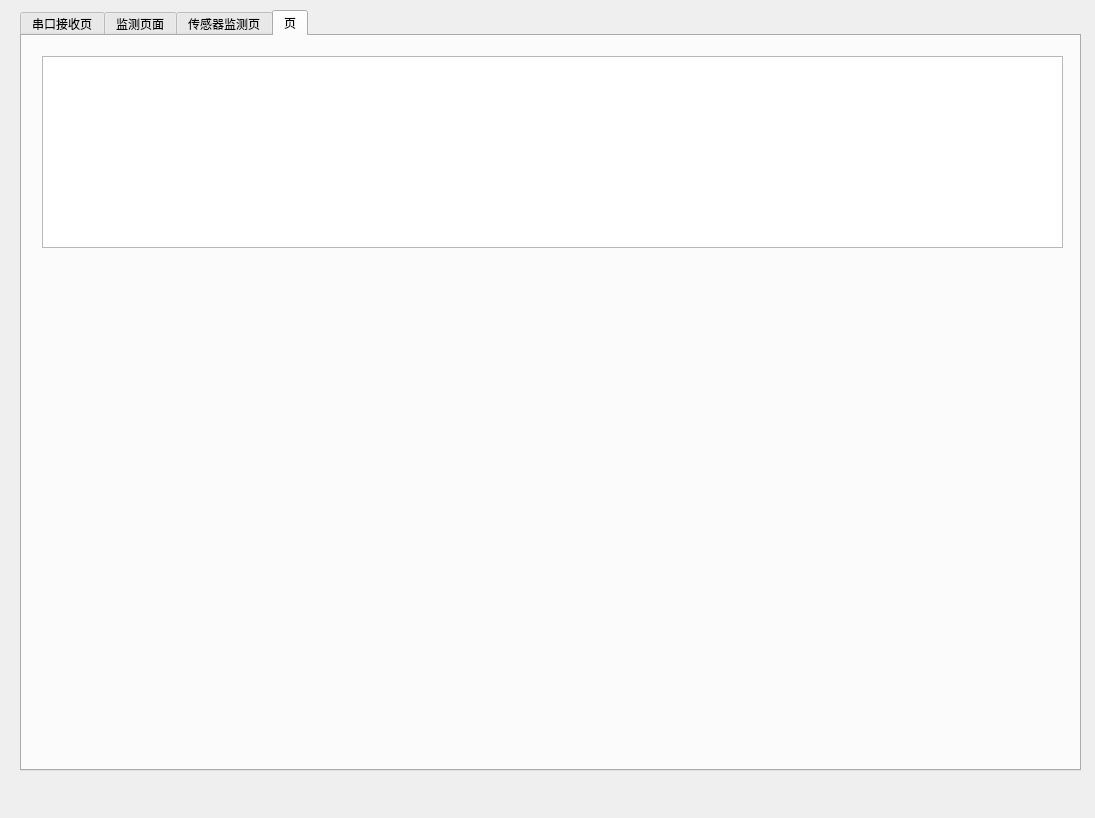
Above: SerialPort.ui from Shy1011/Python_Serial before the change. Below: the same form after it.
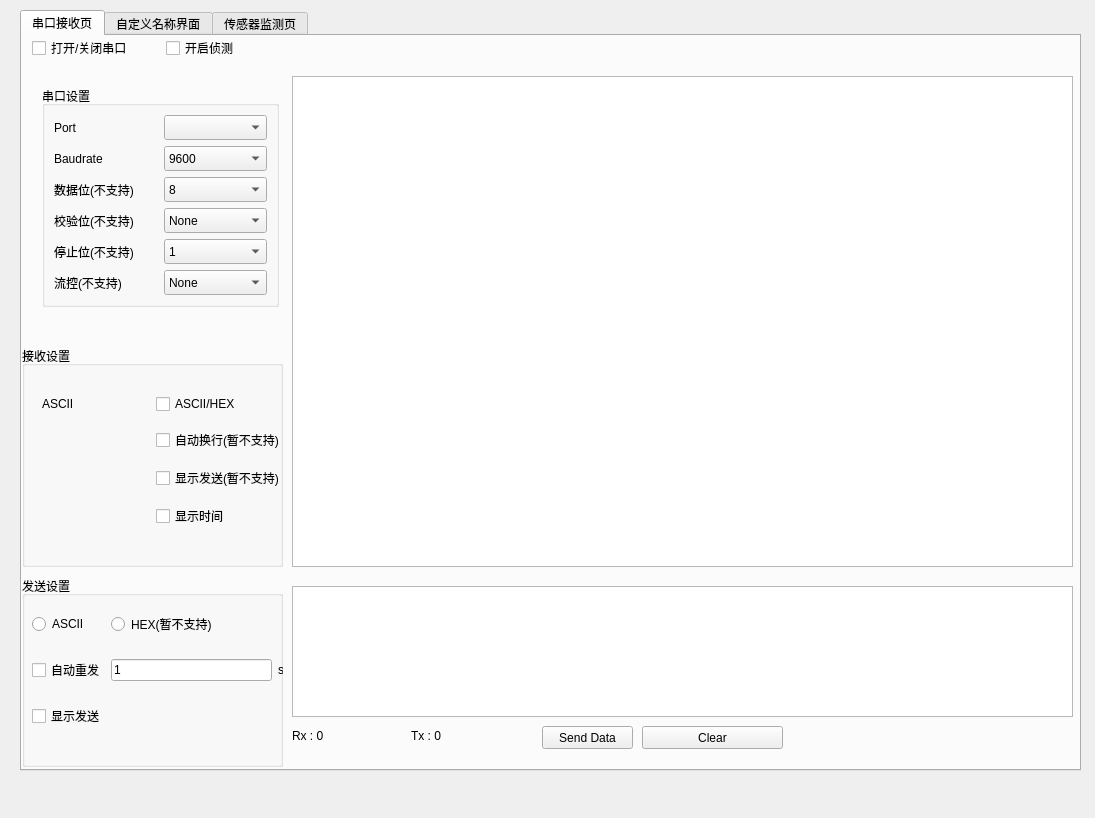
That is the form after the change. The open tabs and pages were chosen to show the change.

What changed in the file:
```diff
--- a/SerialPort.ui
+++ b/SerialPort.ui
@@ -18,6 +18,9 @@
 font: 11pt &quot;楷体&quot;;</string>
   </property>
   <widget class="QTabWidget" name="tabWidget">
+   <property name="enabled">
+    <bool>true</bool>
+   </property>
    <property name="geometry">
     <rect>
      <x>20</x>
@@ -615,13 +618,13 @@
       </rect>
      </property>
      <property name="text">
-      <string>Clear/清除显示</string>
+      <string>Clear</string>
      </property>
     </widget>
    </widget>
    <widget class="QWidget" name="tab_3">
     <attribute name="title">
-     <string>监测页面</string>
+     <string>自定义名称界面</string>
     </attribute>
     <widget class="QWidget" name="layoutWidget_6">
      <property name="geometry">
@@ -4355,21 +4358,6 @@
      </property>
     </widget>
    </widget>
-   <widget class="QWidget" name="tab_4">
-    <attribute name="title">
-     <string>页</string>
-    </attribute>
-    <widget class="QTextBrowser" name="textBrowser_3">
-     <property name="geometry">
-      <rect>
-       <x>20</x>
-       <y>20</y>
-       <width>1021</width>
-       <height>192</height>
-      </rect>
-     </property>
-    </widget>
-   </widget>
   </widget>
  </widget>
  <resources/>
```
Left out of the diff: 4 changed lines with no effect on the pictures.
